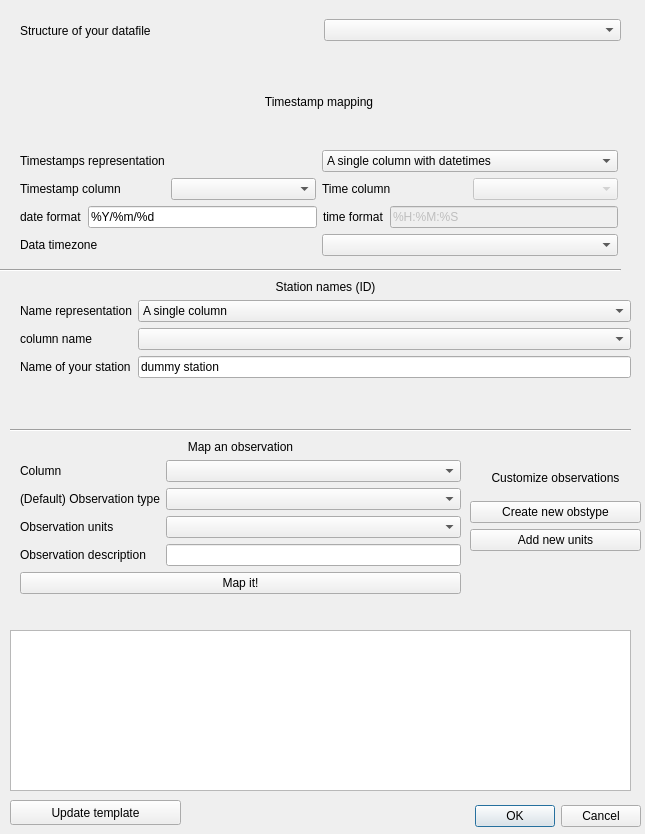
Before: the Qt Designer form metobs_gui/qt_windows/templ_build_data.ui in vergauwenthomas/MetObs_GUI, drawn with Qt 5.
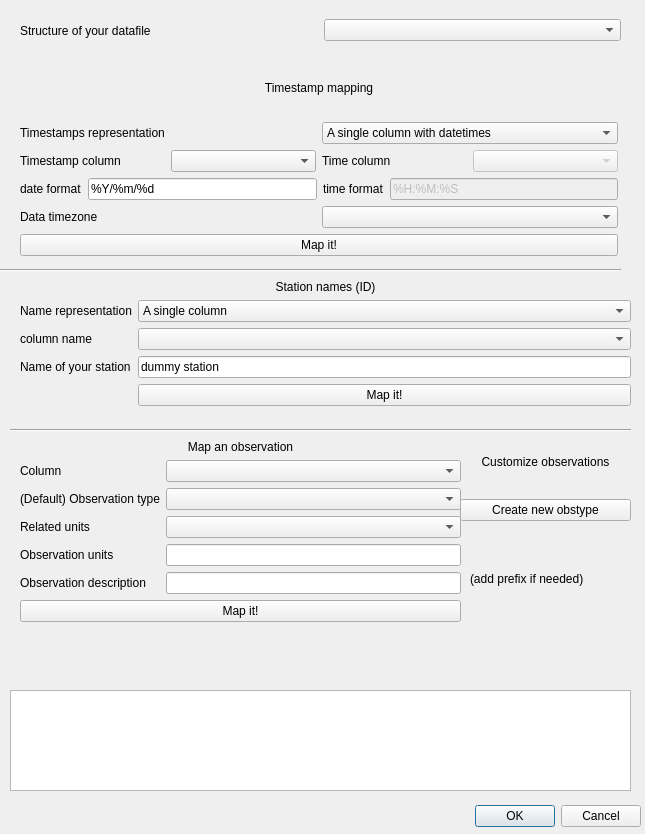
After: the same form once the commit is applied.

Patch:
```diff
--- a/metobs_gui/qt_windows/templ_build_data.ui
+++ b/metobs_gui/qt_windows/templ_build_data.ui
@@ -35,7 +35,7 @@
      <x>20</x>
      <y>440</y>
      <width>441</width>
-     <height>180</height>
+     <height>228</height>
     </rect>
    </property>
    <layout class="QFormLayout" name="formLayout">
@@ -62,28 +62,28 @@
     <item row="3" column="0">
      <widget class="QLabel" name="label_51">
       <property name="text">
-       <string>Observation units</string>
+       <string>Related units</string>
       </property>
      </widget>
     </item>
     <item row="3" column="1">
      <widget class="QComboBox" name="unit"/>
     </item>
-    <item row="4" column="0">
+    <item row="6" column="0">
      <widget class="QLabel" name="label_52">
       <property name="text">
        <string>Observation description</string>
       </property>
      </widget>
     </item>
-    <item row="4" column="1">
+    <item row="6" column="1">
      <widget class="QLineEdit" name="obs_desc">
       <property name="enabled">
        <bool>true</bool>
       </property>
      </widget>
     </item>
-    <item row="5" column="0" colspan="2">
+    <item row="7" column="0" colspan="2">
      <widget class="QPushButton" name="map_obstype_but">
       <property name="text">
        <string>Map it!</string>
@@ -103,23 +103,33 @@
       </property>
      </widget>
     </item>
+    <item row="5" column="0">
+     <widget class="QLabel" name="label_53">
+      <property name="text">
+       <string>Observation units</string>
+      </property>
+     </widget>
+    </item>
+    <item row="5" column="1">
+     <widget class="QLineEdit" name="cur_unit"/>
+    </item>
    </layout>
   </widget>
   <widget class="QPlainTextEdit" name="mapping_info">
    <property name="geometry">
     <rect>
      <x>10</x>
-     <y>630</y>
+     <y>690</y>
      <width>621</width>
-     <height>161</height>
+     <height>101</height>
     </rect>
    </property>
   </widget>
   <widget class="QWidget" name="verticalLayoutWidget_11">
    <property name="geometry">
     <rect>
-     <x>470</x>
-     <y>460</y>
+     <x>460</x>
+     <y>430</y>
      <width>171</width>
      <height>91</height>
     </rect>
@@ -142,13 +152,6 @@
       </property>
      </widget>
     </item>
-    <item>
-     <widget class="QPushButton" name="add_unit">
-      <property name="text">
-       <string>Add new units</string>
-      </property>
-     </widget>
-    </item>
    </layout>
   </widget>
   <widget class="QWidget" name="formLayoutWidget_3">
@@ -221,6 +224,13 @@
       </property>
      </widget>
     </item>
+    <item row="4" column="1">
+     <widget class="QPushButton" name="map_name_but">
+      <property name="text">
+       <string>Map it!</string>
+      </property>
+     </widget>
+    </item>
    </layout>
   </widget>
   <widget class="Line" name="line">
@@ -383,6 +393,13 @@
       </item>
      </layout>
     </item>
+    <item>
+     <widget class="QPushButton" name="map_time_but">
+      <property name="text">
+       <string>Map it!</string>
+      </property>
+     </widget>
+    </item>
    </layout>
   </widget>
   <widget class="QWidget" name="horizontalLayoutWidget">
@@ -407,17 +424,17 @@
     </item>
    </layout>
   </widget>
-  <widget class="QPushButton" name="update_temp_button">
+  <widget class="QLabel" name="label_6">
    <property name="geometry">
     <rect>
-     <x>10</x>
-     <y>800</y>
-     <width>171</width>
-     <height>25</height>
+     <x>470</x>
+     <y>570</y>
+     <width>151</width>
+     <height>17</height>
     </rect>
    </property>
    <property name="text">
-    <string>Update template</string>
+    <string>(add prefix if needed)</string>
    </property>
   </widget>
  </widget>
```
Left out of the diff: 2 changed lines with no effect on the pictures.
